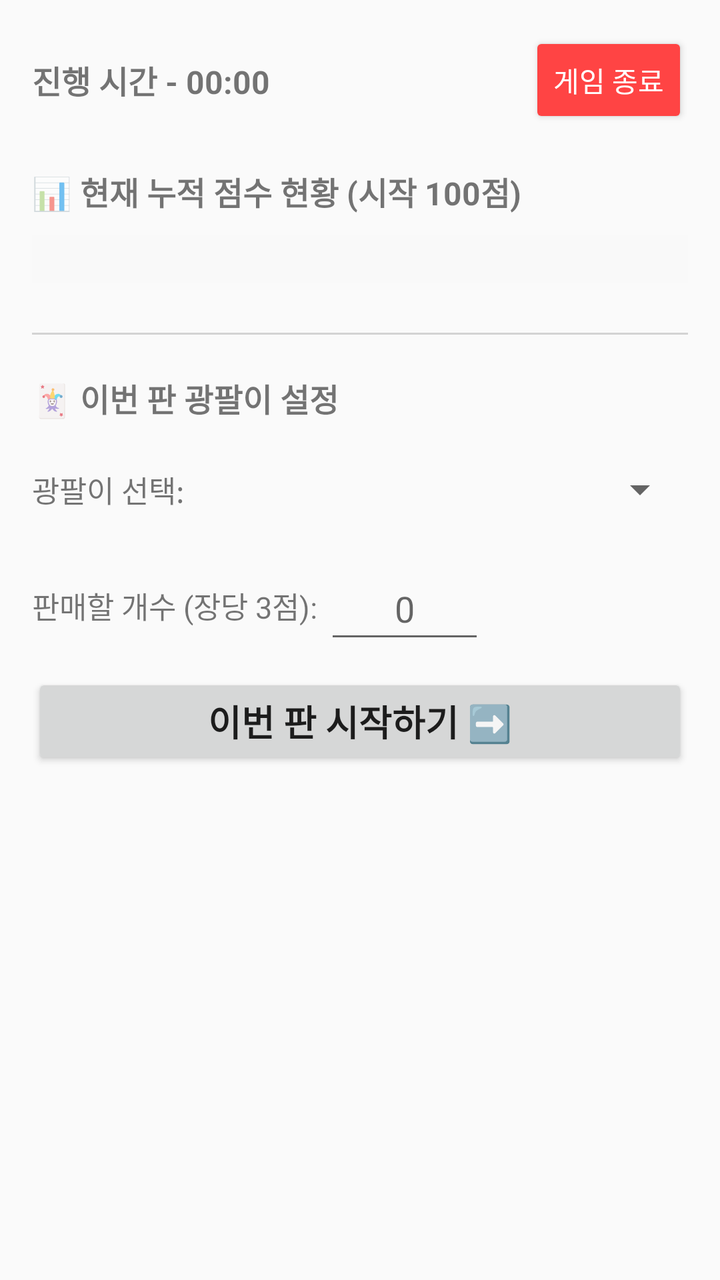
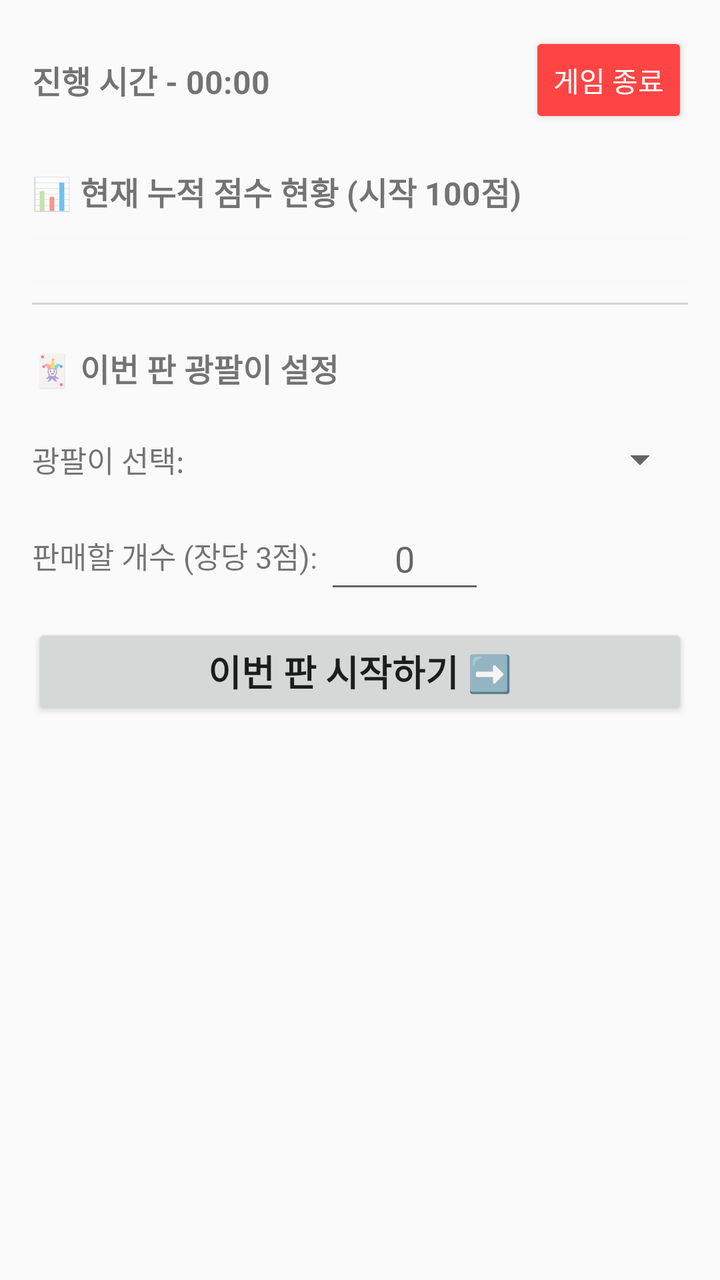

Before-and-after screenshots of an Android layout around one commit, followed by the original layout XML and the change that was made.
<!-- AndroidManifest.xml: application theme Theme.AppCompat.Light.NoActionBar -->
<!-- res/layout/activity_session_main.xml -->
<?xml version="1.0" encoding="utf-8"?>
<LinearLayout xmlns:android="http://schemas.android.com/apk/res/android"
    xmlns:tools="http://schemas.android.com/tools"
    tools:ignore="HardcodedText, RtlHardcoded, Autofill"
    android:layout_width="match_parent"
    android:layout_height="match_parent"
    android:orientation="vertical"
    android:padding="16dp">

    <RelativeLayout
        android:layout_width="match_parent"
        android:layout_height="wrap_content"
        android:layout_marginBottom="20dp">

        <TextView
            android:id="@+id/tvSessionTimer"
            android:layout_width="wrap_content"
            android:layout_height="wrap_content"
            android:layout_alignParentLeft="true"
            android:layout_centerInParent="true"
            android:text="진행 시간 - 00:00"
            android:textSize="16sp"
            android:textStyle="bold" />

        <Button
            android:id="@+id/btnEndSession"
            android:layout_width="wrap_content"
            android:layout_height="wrap_content"
            android:layout_alignParentRight="true"
            android:text="게임 종료"
            style="?android:attr/buttonStyleSmall"
            android:backgroundTint="#FF4444"
            android:textColor="#FFFFFF"/>
    </RelativeLayout>

    <TextView
        android:layout_width="wrap_content"
        android:layout_height="wrap_content"
        android:text="📊 현재 누적 점수 현황 (시작 100점)"
        android:textSize="16sp"
        android:textStyle="bold"
        android:layout_marginBottom="10dp"/>

    <LinearLayout
        android:id="@+id/layoutScoreBoard"
        android:layout_width="match_parent"
        android:layout_height="wrap_content"
        android:orientation="vertical"
        android:background="#F9F9F9"
        android:padding="12dp"
        android:layout_marginBottom="25dp">
    </LinearLayout>

    <View android:layout_width="match_parent" android:layout_height="1dp" android:background="#D3D3D3" android:layout_marginBottom="20dp"/>

    <LinearLayout
        android:id="@+id/LayoutGwangPlayer"
        android:layout_width="match_parent"
        android:layout_height="wrap_content"
        android:orientation="vertical"
        android:gravity="center_vertical"
        android:layout_marginBottom="10dp">
        <TextView
            android:layout_width="wrap_content"
            android:layout_height="wrap_content"
            android:text="🃏 이번 판 광팔이 설정"
            android:textSize="16sp"
            android:textStyle="bold"
            android:layout_marginBottom="10dp"/>

        <LinearLayout
            android:layout_width="match_parent"
            android:layout_height="wrap_content"
            android:orientation="horizontal"
            android:gravity="center_vertical"
            android:layout_marginBottom="10dp">

            <TextView
                android:layout_width="wrap_content"
                android:layout_height="wrap_content"
                android:text="광팔이 선택: "
                android:textSize="15sp"/>

            <Spinner
                android:id="@+id/spinnerGwangPlayer"
                android:layout_width="match_parent"
                android:layout_height="48dp" />
        </LinearLayout>

        <LinearLayout
            android:layout_width="match_parent"
            android:layout_height="wrap_content"
            android:orientation="horizontal"
            android:gravity="center_vertical">

            <TextView
                android:layout_width="wrap_content"
                android:layout_height="wrap_content"
                android:text="판매할 개수 (장당 3점): "
                android:textSize="15sp"/>

            <EditText
                android:id="@+id/etGwangCount"
                android:layout_width="80dp"
                android:layout_height="48dp"
                android:inputType="number"
                android:hint="0"
                android:gravity="center"/>
        </LinearLayout>
    </LinearLayout>

    <Button
        android:id="@+id/btnStartRound"
        android:layout_width="match_parent"
        android:layout_height="wrap_content"
        android:text="이번 판 시작하기 ➡️"
        android:textSize="18sp"
        android:textStyle="bold" />

</LinearLayout>
<!-- resources referenced by this layout -->
<resources>

</resources>

<!-- the commit's change to res/layout/activity_session_main.xml (unified diff, before → after) -->
@@ -48,7 +48,7 @@
         android:orientation="vertical"
         android:background="#F9F9F9"
         android:padding="12dp"
-        android:layout_marginBottom="25dp">
+        android:layout_marginBottom="10dp">
     </LinearLayout>
 
     <View android:layout_width="match_parent" android:layout_height="1dp" android:background="#D3D3D3" android:layout_marginBottom="20dp"/>
@@ -72,8 +72,7 @@
             android:layout_width="match_parent"
             android:layout_height="wrap_content"
             android:orientation="horizontal"
-            android:gravity="center_vertical"
-            android:layout_marginBottom="10dp">
+            android:gravity="center_vertical">
 
             <TextView
                 android:layout_width="wrap_content"
